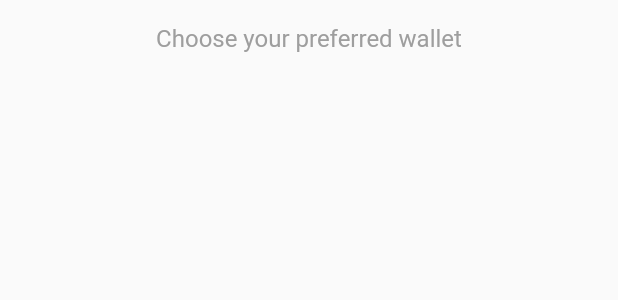
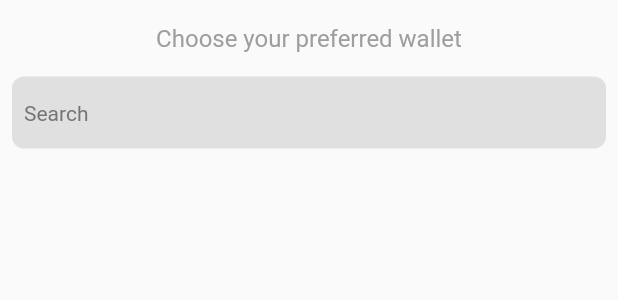
Before and after one commit to 3ph/walletconnect_qrcode_modal_dart, a Flutter app: the ModalWalletListWidget widget shown alone on an empty page, opened directly with empty values, on a phone screen of 412 x 824 dp. Shown: the top 300 px of the screen. Run offline on Flutter 3.47's test engine with Material 2 defaults, Android fonts, the phone set to English and light mode, and no system bars; our stand-ins replace flutter_cache_manager, qr_flutter; missing offline and left inert: algorand_dart, walletconnect_dart, web3dart; statements that could not run were skipped.

Commit message:
Adds search widget

```diff
--- a/lib/src/components/modal_wallet_list_widget.dart
+++ b/lib/src/components/modal_wallet_list_widget.dart
@@ -12,7 +12,13 @@ typedef ModalWalletListRowBuilder = Widget Function(
   ModalWalletListRowWidget defaultListRowWidget,
 );
 
-class ModalWalletListWidget extends StatelessWidget {
+/// Builder for a custom search widget builder
+typedef ModalWalletListSearchBuilder = ModalWalletListSearchWidget Function(
+  BuildContext context,
+  ModalWalletListSearchWidget defaultSearchWidget,
+);
+
+class ModalWalletListWidget extends StatefulWidget {
   const ModalWalletListWidget({
     required this.url,
     required this.wallets,
@@ -23,6 +29,7 @@ class ModalWalletListWidget extends StatelessWidget {
     this.titleTextAlign,
     this.onWalletTap,
     this.rowBuilder,
+    this.searchBuilder,
     this.loadingWidget,
     Key? key,
   }) : super(key: key);
@@ -57,43 +64,99 @@ class ModalWalletListWidget extends StatelessWidget {
   /// Loading widget when list is being populated
   final Widget? loadingWidget;
 
+  /// Custom search builder
+  final ModalWalletListSearchBuilder? searchBuilder;
+
+  @override
+  State<ModalWalletListWidget> createState() => _ModalWalletListWidgetState();
+
+  ModalWalletListWidget copyWith({
+    String? url,
+    Future<List<Wallet>>? wallets,
+    WalletCallback? walletCallback,
+    Function(Wallet wallet, String url)? onWalletTap,
+    EdgeInsets? titlePadding,
+    TextStyle? titleTextStyle,
+    TextAlign? titleTextAlign,
+    ModalWalletListRowBuilder? rowBuilder,
+    ModalWalletListSearchBuilder? searchBuilder,
+    Widget? loadingWidget,
+    bool? shouldVerifyNativeLink,
+  }) =>
+      ModalWalletListWidget(
+        url: url ?? this.url,
+        wallets: wallets ?? this.wallets,
+        walletCallback: walletCallback ?? this.walletCallback,
+        onWalletTap: onWalletTap ?? this.onWalletTap,
+        title: title,
+        titlePadding: titlePadding ?? this.titlePadding,
+        titleTextStyle: titleTextStyle ?? this.titleTextStyle,
+        titleTextAlign: titleTextAlign ?? this.titleTextAlign,
+        rowBuilder: rowBuilder ?? this.rowBuilder,
+        searchBuilder: searchBuilder ?? this.searchBuilder,
+        loadingWidget: loadingWidget ?? this.loadingWidget,
+      );
+}
+
+class _ModalWalletListWidgetState extends State<ModalWalletListWidget> {
+  String searchTerm = '';
+
   @override
   Widget build(BuildContext context) {
     return FutureBuilder(
-      future: wallets,
+      future: widget.wallets,
       builder: (context, AsyncSnapshot<List<Wallet>> walletData) {
         if (walletData.hasData) {
+          final defaultSearchWidget = ModalWalletListSearchWidget(
+            onSearchTermChanged: (term) => setState(() => searchTerm = term),
+          );
+
+          final List<Wallet> filteredWalletData;
+          if (searchTerm.isNotEmpty) {
+            filteredWalletData = walletData.data!
+                .where((wallet) => wallet.name
+                    .toLowerCase()
+                    .contains(searchTerm.toLowerCase()))
+                .toList();
+          } else {
+            filteredWalletData = walletData.data!;
+          }
+
           return Column(
             children: [
               Padding(
-                padding:
-                    titlePadding ?? const EdgeInsets.only(top: 16, bottom: 8),
+                padding: widget.titlePadding ??
+                    const EdgeInsets.only(top: 16, bottom: 8),
                 child: SizedBox(
                   width: double.infinity,
                   child: Text(
-                    title,
-                    textAlign: titleTextAlign ?? TextAlign.center,
-                    style: titleTextStyle ??
+                    widget.title,
+                    textAlign: widget.titleTextAlign ?? TextAlign.center,
+                    style: widget.titleTextStyle ??
                         Theme.of(context).textTheme.titleMedium?.copyWith(
                               color: Colors.grey,
                             ),
                   ),
                 ),
               ),
+              if (widget.searchBuilder != null)
+                widget.searchBuilder!.call(context, defaultSearchWidget)
+              else
+                defaultSearchWidget,
               Expanded(
                 child: ListView.builder(
                     shrinkWrap: true,
-                    itemCount: walletData.data!.length,
+                    itemCount: filteredWalletData.length,
                     itemBuilder: (context, index) {
-                      final wallet = walletData.data![index];
+                      final wallet = filteredWalletData[index];
                       final defaultRow = ModalWalletListRowWidget(
                           wallet: wallet,
                           onWalletTap: (wallet) {
-                            walletCallback?.call(wallet);
-                            onWalletTap?.call(wallet, url);
+                            widget.walletCallback?.call(wallet);
+                            widget.onWalletTap?.call(wallet, widget.url);
                           });
-                      if (rowBuilder != null) {
-                        return rowBuilder!.call(
+                      if (widget.rowBuilder != null) {
+                        return widget.rowBuilder!.call(
                           context,
                           wallet,
                           defaultRow.imageUrl,
@@ -107,7 +170,7 @@ class ModalWalletListWidget extends StatelessWidget {
             ],
           );
         } else {
-          return loadingWidget ??
+          return widget.loadingWidget ??
               const Center(
                 child: CircularProgressIndicator(
                   color: Colors.grey,
@@ -117,31 +180,6 @@ class ModalWalletListWidget extends StatelessWidget {
       },
     );
   }
-
-  ModalWalletListWidget copyWith({
-    String? url,
-    Future<List<Wallet>>? wallets,
-    WalletCallback? walletCallback,
-    Function(Wallet wallet, String url)? onWalletTap,
-    EdgeInsets? titlePadding,
-    TextStyle? titleTextStyle,
-    TextAlign? titleTextAlign,
-    ModalWalletListRowBuilder? rowBuilder,
-    Widget? loadingWidget,
-    bool? shouldVerifyNativeLink,
-  }) =>
-      ModalWalletListWidget(
-        url: url ?? this.url,
-        wallets: wallets ?? this.wallets,
-        walletCallback: walletCallback ?? this.walletCallback,
-        onWalletTap: onWalletTap ?? this.onWalletTap,
-        title: title,
-        titlePadding: titlePadding ?? this.titlePadding,
-        titleTextStyle: titleTextStyle ?? this.titleTextStyle,
-        titleTextAlign: titleTextAlign ?? this.titleTextAlign,
-        rowBuilder: rowBuilder ?? this.rowBuilder,
-        loadingWidget: loadingWidget ?? this.loadingWidget,
-      );
 }
 
 class ModalWalletListRowWidget extends StatelessWidget {
@@ -286,3 +324,88 @@ class ModalWalletListRowWidget extends StatelessWidget {
         key: this.key ?? key,
       );
 }
+
+class ModalWalletListSearchWidget extends StatelessWidget {
+  const ModalWalletListSearchWidget({
+    this.child,
+    this.onSearchTermChanged,
+    this.fillColor,
+    this.borderRadius,
+    this.hintText,
+    this.hintStyle,
+    this.style,
+    Key? key,
+  }) : super(key: key);
+
+  /// A child representing the actual search widget
+  final Widget? child;
+
+  /// Callback when search term changes
+  final Function(String)? onSearchTermChanged;
+
+  /// Fill color
+  final Color? fillColor;
+
+  /// Textfield border radius
+  final double? borderRadius;
+
+  /// Hint text
+  final String? hintText;
+
+  /// Hint style
+  final TextStyle? hintStyle;
+
+  /// Text style
+  final TextStyle? style;
+
+  @override
+  Widget build(BuildContext context) {
+    return Padding(
+      padding: const EdgeInsets.all(8.0),
+      child: child ??
+          TextFormField(
+            style: style,
+            decoration: InputDecoration(
+              contentPadding: const EdgeInsets.symmetric(
+                horizontal: 8,
+                vertical: 4,
+              ),
+              border: OutlineInputBorder(
+                borderRadius: BorderRadius.circular(borderRadius ?? 8),
+                borderSide: BorderSide.none,
+              ),
+              hintText: hintText ?? 'Search',
+              hintStyle: hintStyle ??
+                  Theme.of(context)
+                      .textTheme
+                      .bodyMedium
+                      ?.copyWith(color: Colors.grey.shade600),
+              fillColor: fillColor ?? Colors.grey.shade300,
+              filled: true,
+            ),
+            onChanged: onSearchTermChanged,
+          ),
+    );
+  }
+
+  ModalWalletListSearchWidget copyWith({
+    Widget? child,
+    Function(String)? onSearchTermChanged,
+    Color? fillColor,
+    double? borderRadius,
+    String? hintText,
+    TextStyle? hintStyle,
+    TextStyle? style,
+    Key? key,
+  }) =>
+      ModalWalletListSearchWidget(
+        onSearchTermChanged: onSearchTermChanged ?? this.onSearchTermChanged,
+        fillColor: fillColor ?? this.fillColor,
+        borderRadius: borderRadius ?? this.borderRadius,
+        hintText: hintText ?? hintText,
+        hintStyle: hintStyle ?? this.hintStyle,
+        style: style ?? this.style,
+        key: this.key ?? key,
+        child: child ?? this.child,
+      );
+}
```
Also changed, not shown: example/lib/ethereum_test_connector.dart (+13 -3 lines).
